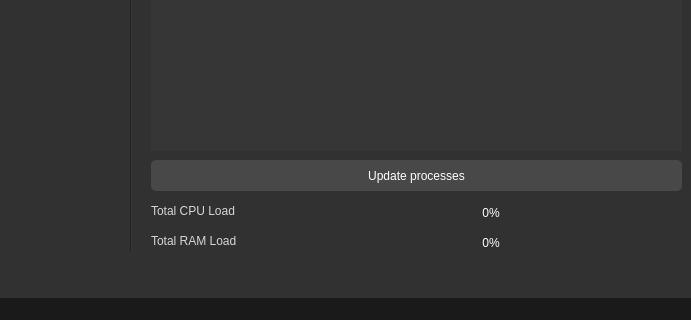
Qt form mainwindow.ui (Aidan2803/System-Monitor) before a commit; both pictures show x 709 to 1400 and y 360 to 680 of the 1400 by 680 pixel window.
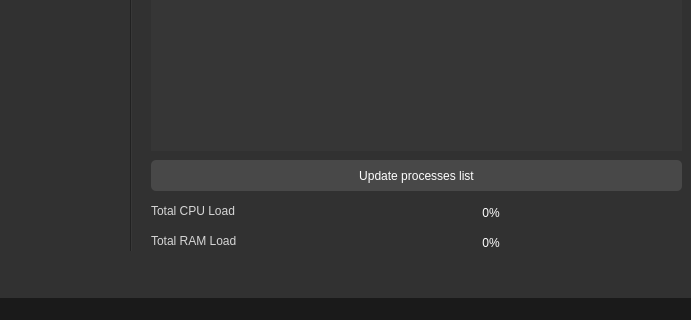
The same form after that commit. The open tabs and pages were chosen to show the change. Icons and pictures are not drawn.

Commit message: get processes list on screen

```diff
--- a/mainwindow.ui
+++ b/mainwindow.ui
@@ -621,7 +621,7 @@
  }</string>
       </property>
       <property name="text">
-       <string>Update processes</string>
+       <string>Update processes list</string>
       </property>
      </widget>
     </widget>
```
Left out of the diff: 2 changed lines with no effect on the pictures. The commit also changes 3 other files.
